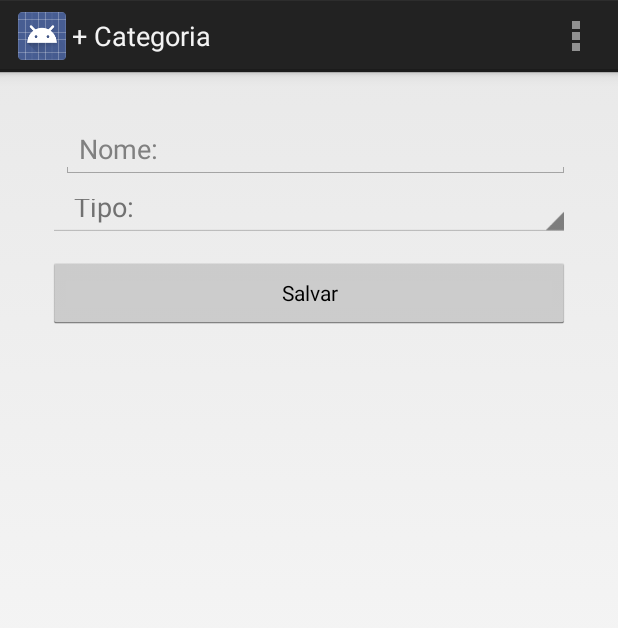
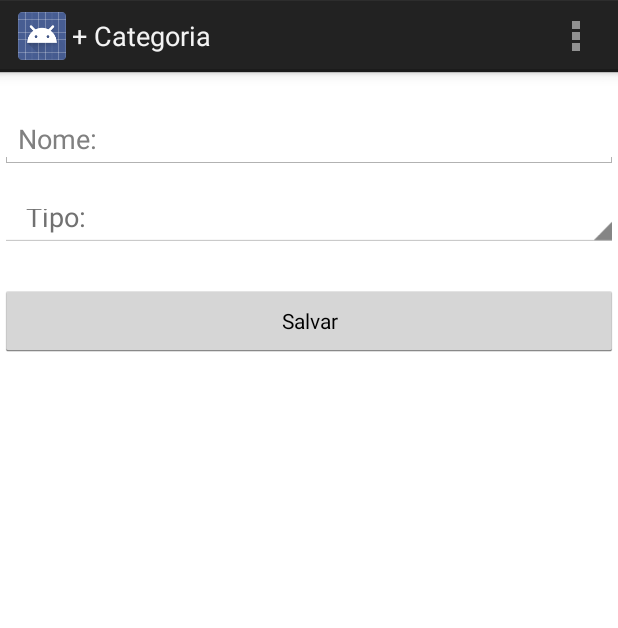
Before and after one commit to bnubruno/Coddi, an Android app: the screen it shows after launch (CadastrarCategoriaActivity), after a tap on "+CAT", on a phone screen of 412 x 824 dp. Shown: the top 628 px of the screen. Run offline under Robolectric (Android 15) with nearby library versions, the phone set to English and light mode, and no system bars; 7 statements that could not run were skipped.

Commit message:
#Corrigido a lista de categorias.

```diff
--- /dev/null
+++ b/app/src/main/java/coddi/com/br/Adapter/ListViewCategoriaAdapter.java
@@ -0,0 +1,151 @@
+package coddi.com.br.Adapter;
+
+import android.app.Activity;
+import android.content.Context;
+import android.view.LayoutInflater;
+import android.view.View;
+import android.view.ViewGroup;
+import android.widget.BaseAdapter;
+import android.widget.TextView;
+
+import java.util.ArrayList;
+import java.util.List;
+
+import coddi.com.br.coddi.R;
+import coddi.com.br.model.Categoria;
+
+/**
+ * Created by Bruno on 03/04/2015.
+ */
+public class ListViewCategoriaAdapter extends BaseAdapter {
+
+    private Context context;
+    private List<Categoria> listaEntrada;
+    private List<Categoria> listaSaida;
+    private List<Item> listaUnificada;
+
+    public ListViewCategoriaAdapter(Context context, List<Categoria> listaEntrada, List<Categoria> listaSaida) {
+        this.context = context;
+
+        unifica(listaEntrada, listaSaida);
+
+    }
+
+    private void unifica(List<Categoria> listaEntrada, List<Categoria> listaSaida) {
+        if (listaEntrada == null) {
+            listaEntrada = new ArrayList<>();
+        }
+
+        if (listaSaida == null) {
+            listaSaida = new ArrayList<>();
+        }
+        this.listaEntrada = listaEntrada;
+        this.listaSaida = listaSaida;
+
+        this.listaUnificada = new ArrayList<>();
+        this.listaUnificada.add(new Item(":: Entrada"));
+
+        for (Categoria categoriaE : listaEntrada) {
+            this.listaUnificada.add(new Item(categoriaE));
+        }
+
+        this.listaUnificada.add(new Item(":: Saída"));
+
+        for (Categoria categoriaS : listaSaida) {
+            this.listaUnificada.add(new Item(categoriaS));
+        }
+    }
+
+    @Override
+    public int getCount() {
+        return listaUnificada.size();
+    }
+
+    @Override
+    public Object getItem(int position) {
+        return listaUnificada.get(position);
+    }
+
+    @Override
+    public long getItemId(int position) {
+        return position;
+    }
+
+    @Override
+    public View getView(int position, View convertView, ViewGroup parent) {
+
+        Item item = listaUnificada.get(position);
+
+        if (item.getTipoItem() == TipoItem.N) {
+            convertView = getViewNormal(convertView, item);
+        } else if (item.getTipoItem() == TipoItem.S) {
+            convertView = getViewSection(convertView, item);
+        }
+
+        return convertView;
+    }
+
+    private View getViewNormal(View convertView, Item item) {
+        Categoria categoria = item.getCategoria();
+
+        LayoutInflater mInflater = (LayoutInflater) context.getSystemService(Activity.LAYOUT_INFLATER_SERVICE);
+        convertView = mInflater.inflate(R.layout.categoria_lista_item, null);
+
+        TextView txtNomeCategoria = (TextView) convertView.findViewById(R.id.txtNomeCategoria);
+        txtNomeCategoria.setText(categoria.getNome());
+        return convertView;
+    }
+
+    private View getViewSection(View convertView, Item item) {
+        String descricao = item.getDescricao();
+
+        LayoutInflater mInflater = (LayoutInflater) context.getSystemService(Activity.LAYOUT_INFLATER_SERVICE);
+        convertView = mInflater.inflate(R.layout.categoria_lista_section, null);
+
+        TextView txtSection = (TextView) convertView.findViewById(R.id.txtNomeCategoriaSection);
+        txtSection.setText(descricao);
+        txtSection.setClickable(false);
+        txtSection.setSelected(false);
+        return convertView;
+    }
+
+    private class Item {
+
+        private String descricao;
+        private Categoria categoria;
+        private TipoItem tipoItem;
+
+        public Item(Categoria categoria) {
+            this.descricao = null;
+            this.categoria = categoria;
+            this.tipoItem = TipoItem.N;
+        }
+
+        public Item(String descricao) {
+            this.categoria = null;
+            this.tipoItem = TipoItem.S;
+            this.descricao = descricao;
+        }
+
+        public TipoItem getTipoItem() {
+            return tipoItem;
+        }
+
+        public Categoria getCategoria() {
+            return categoria;
+        }
+
+        public String getDescricao() {
+            return descricao;
+        }
+    }
+
+    private enum TipoItem {
+        N, S;
+    }
+
+    public void atualizaLista(List<Categoria> listaEntrada, List<Categoria> listaSaida) {
+        unifica(listaEntrada, listaSaida);
+        notifyDataSetChanged();
+    }
+}
--- a/app/src/main/java/coddi/com/br/App/DatabaseHelper.java
+++ b/app/src/main/java/coddi/com/br/App/DatabaseHelper.java
@@ -18,7 +18,7 @@ import coddi.com.br.model.Usuario;
 public class DatabaseHelper extends OrmLiteSqliteOpenHelper {
 
     private static final String DATABASE_NAME = "coddi.sqlite";
-    private static final int DATABASE_VERSION = 12;
+    private static final int DATABASE_VERSION = 13;
 
 
     public DatabaseHelper(Context context) {
--- a/app/src/main/java/coddi/com/br/model/TipoFinanceiro.java
+++ b/app/src/main/java/coddi/com/br/model/TipoFinanceiro.java
@@ -1,5 +1,6 @@
 package coddi.com.br.model;
 
+import java.util.ArrayList;
 import java.util.Arrays;
 import java.util.List;
 
@@ -8,18 +9,19 @@ import java.util.List;
  */
 public enum TipoFinanceiro {
 
-    ENTRADA("E", "Entrada"), //
-    SAÍDA("S", "Saída");
+    ENTRADA(1, "Entrada"), //
+    SAÍDA(2, "Saída"),
+    AMBOS(3, "Ambos");
 
-    private String id;
+    private Integer id;
     private String descricao;
 
-    TipoFinanceiro(String id, String descricao) {
+    TipoFinanceiro(Integer id, String descricao) {
         this.id = id;
         this.descricao = descricao;
     }
 
-    public String getId() {
+    public Integer getId() {
         return id;
     }
 
@@ -29,7 +31,7 @@ public enum TipoFinanceiro {
 
     @Override
     public String toString() {
-        return id + " " + descricao;
+        return id + " - " + descricao;
     }
 
     public static List<TipoFinanceiro> getLista() {
@@ -38,11 +40,23 @@ public enum TipoFinanceiro {
 
     public static TipoFinanceiro converte(String tipoFinanceiro) {
         for (TipoFinanceiro tipo : getLista()) {
-            if (tipo.getDescricao().equalsIgnoreCase(tipoFinanceiro)) {
+            if (tipo.toString().equalsIgnoreCase(tipoFinanceiro)) {
                 return tipo;
             }
         }
         return null;
     }
 
+    public static List<String> getListaString() {
+        List<String> listaAux = new ArrayList<>();
+
+        for (TipoFinanceiro tipo : getLista()) {
+            listaAux.add(tipo.toString());
+        }
+
+        listaAux.add("Tipo:");
+
+        return listaAux;
+    }
+
 }
--- a/app/src/main/java/coddi/com/br/model/Usuario.java
+++ b/app/src/main/java/coddi/com/br/model/Usuario.java
@@ -7,7 +7,7 @@ import com.j256.ormlite.table.DatabaseTable;
  * Created by Bruno on 01/02/2015.
  */
 @DatabaseTable(tableName = "Usuario")
-public class Usuario {
+public class Usuario extends AbstractPojo {
 
     @DatabaseField(id = true)
     private Long id;
--- a/app/src/main/java/coddi/com/br/view/activity/categoria/CadastrarCategoriaActivity.java
+++ b/app/src/main/java/coddi/com/br/view/activity/categoria/CadastrarCategoriaActivity.java
@@ -10,11 +10,10 @@ import android.widget.Spinner;
 import android.widget.TextView;
 import android.widget.Toast;
 
-import java.util.ArrayList;
-import java.util.List;
-
 import coddi.com.br.Adapter.SpinnerArrayAdapter;
 import coddi.com.br.coddi.R;
+import coddi.com.br.controller.BOPool;
+import coddi.com.br.model.Categoria;
 import coddi.com.br.model.TipoFinanceiro;
 
 public class CadastrarCategoriaActivity extends Activity {
@@ -24,21 +23,20 @@ public class CadastrarCategoriaActivity extends Activity {
     private Button btnCadastrarCategoria;
     private SpinnerArrayAdapter spinnerAdapter;
 
+    private BOPool pool;
+
     @Override
     protected void onCreate(Bundle savedInstanceState) {
         super.onCreate(savedInstanceState);
         setContentView(R.layout.activity_cadastrar_categoria);
         setTitle(R.string.cadastrar_caterogias_titulo);
 
+        pool = BOPool.getInstance((coddi.com.br.App.CoddiApplication) getApplicationContext());
+
         txtNomeCategoria = (TextView) findViewById(R.id.txtNomeCategoria);
 
-        List<String> lista = new ArrayList<>();
-        lista.add("Receber");
-        lista.add("Pagar");
-        lista.add("Tipo:");
-
         comboTipoFinanceiro = (Spinner) findViewById(R.id.comboTipoFinanceiro);
-        spinnerAdapter = new SpinnerArrayAdapter(getApplicationContext(), lista);
+        spinnerAdapter = new SpinnerArrayAdapter(getApplicationContext(), TipoFinanceiro.getListaString());
         spinnerAdapter.setDropDownViewResource(R.layout.spinner_drop_down);
         comboTipoFinanceiro.setAdapter(spinnerAdapter);
         comboTipoFinanceiro.setSelection(this.spinnerAdapter.getCount());
@@ -52,15 +50,24 @@ public class CadastrarCategoriaActivity extends Activity {
                 String nome = txtNomeCategoria.getText().toString();
 
                 if (nome.trim().isEmpty()) {
-                    txtNomeCategoria.setError("Nome é obrigatório.");
+                    Toast.makeText(getApplicationContext(), "Ops! Precisa informar o nome da categoria.", Toast.LENGTH_LONG);
+                    return;
                 }
 
                 TipoFinanceiro tipoFinanceiro = TipoFinanceiro.converte(tipoFinanceiroAux);
                 if (tipoFinanceiro == null) {
-                    spinnerAdapter.setError(comboTipoFinanceiro.getSelectedView(), "Informe o tipo.");
+                    Toast.makeText(getApplicationContext(), "Ops! Precisa informar o nome da categoria.", Toast.LENGTH_LONG);
+                    return;
                 }
 
-                Toast.makeText(getApplicationContext(), "Tipo financeiro: " + tipoFinanceiro + ". Nome: " + nome + ".", Toast.LENGTH_SHORT).show();
+                Categoria categoria = new Categoria();
+                categoria.setNome(nome);
+                categoria.setTipoFinanceiro(tipoFinanceiro);
+
+                pool.getCategoriaBO().incluir(categoria);
+                Toast.makeText(getApplicationContext(), "Registro incluído com sucesso.", Toast.LENGTH_LONG);
+
+                finish();
             }
         });
 
--- a/app/src/main/java/coddi/com/br/view/activity/main/fragment/CategoriaFragment.java
+++ b/app/src/main/java/coddi/com/br/view/activity/main/fragment/CategoriaFragment.java
@@ -12,11 +12,14 @@ import android.view.ViewGroup;
 import android.widget.ArrayAdapter;
 import android.widget.ListView;
 
-import java.util.ArrayList;
 import java.util.HashMap;
 import java.util.List;
 
+import coddi.com.br.Adapter.ListViewCategoriaAdapter;
 import coddi.com.br.coddi.R;
+import coddi.com.br.controller.BOPool;
+import coddi.com.br.model.Categoria;
+import coddi.com.br.model.TipoFinanceiro;
 import coddi.com.br.view.activity.categoria.CadastrarCategoriaActivity;
 
 /**
@@ -24,24 +27,36 @@ import coddi.com.br.view.activity.categoria.CadastrarCategoriaActivity;
  */
 public class CategoriaFragment extends MainActivityFragment {
 
+    private BOPool pool;
+    private ListView lista;
+
     @Override
     public View onCreateView(LayoutInflater inflater, ViewGroup container, Bundle savedInstanceState) {
         View rootView = null;
         setHasOptionsMenu(true);
 
+        pool = BOPool.getInstance((coddi.com.br.App.CoddiApplication) getActivity().getApplicationContext());
+
+        List<Categoria> listaEntrada = pool.getCategoriaBO().buscarPorTipoFinanceiro(TipoFinanceiro.ENTRADA);
+        List<Categoria> listaSaida = pool.getCategoriaBO().buscarPorTipoFinanceiro(TipoFinanceiro.SAÍDA);
+
         rootView = inflater.inflate(R.layout.fragment_categorias, container, false);
 
-        String[] values = new String[]{"Refeição", "Supermecardo", "Combustível"};
-
-        ArrayList<String> list = new ArrayList<String>();
-        for (int i = 0; i < values.length; ++i) {
-            list.add(values[i]);
-        }
-        StableArrayAdapter adapter = new StableArrayAdapter(rootView.getContext(), android.R.layout.simple_list_item_1, list);
-        ListView listView = (ListView) rootView.findViewById(R.id.listCategorias);
-        listView.setAdapter(adapter);
+        lista = (ListView) rootView.findViewById(R.id.listCategorias);
+        ListViewCategoriaAdapter adapter = new ListViewCategoriaAdapter(getActivity().getApplicationContext(), listaEntrada, listaSaida);
+        lista.setAdapter(adapter);
 
         return rootView;
+    }
+
+    @Override
+    public void onResume() {
+        super.onResume();
+
+        List<Categoria> listaEntrada = pool.getCategoriaBO().buscarPorTipoFinanceiro(TipoFinanceiro.ENTRADA);
+        List<Categoria> listaSaida = pool.getCategoriaBO().buscarPorTipoFinanceiro(TipoFinanceiro.SAÍDA);
+
+        ((ListViewCategoriaAdapter) lista.getAdapter()).atualizaLista(listaEntrada, listaSaida);
     }
 
     @Override
@@ -63,6 +78,7 @@ public class CategoriaFragment extends MainActivityFragment {
         }
         return super.onOptionsItemSelected(item);
     }
+
 
     private class StableArrayAdapter extends ArrayAdapter<String> {
 
--- a/app/src/main/res/layout/activity_cadastrar_categoria.xml
+++ b/app/src/main/res/layout/activity_cadastrar_categoria.xml
@@ -6,50 +6,26 @@
                 android:paddingRight="@dimen/activity_horizontal_margin"
                 android:paddingTop="@dimen/activity_vertical_margin"
                 android:paddingBottom="@dimen/activity_vertical_margin"
+                android:background="@color/branco"
                 tools:context="coddi.com.br.view.activity.categoria.CadastrarCategoriaActivity">
-
-    <LinearLayout
-        android:orientation="vertical"
-        android:layout_width="fill_parent"
-        android:layout_height="fill_parent"
-        >
-
-        <LinearLayout
-            android:orientation="horizontal"
-            android:layout_width="fill_parent"
-            android:layout_height="wrap_content"
-            android:id="@+id/layout"
-            android:layout_marginRight="0dp"
-            android:layout_marginBottom="10px">
 
     <EditText
         android:layout_width="match_parent"
         android:layout_height="wrap_content"
         android:id="@+id/txtNomeCategoria"
+        android:layout_marginBottom="20dp"
         android:hint="Nome:"
-                android:layout_marginLeft="13px"/>
+        android:layout_marginTop="25dp"/>
 
-        </LinearLayout>
-
-        <LinearLayout
-            android:orientation="horizontal"
-            android:layout_width="fill_parent"
-            android:layout_height="wrap_content"
-            >
 
     <Spinner
         android:layout_width="match_parent"
         android:layout_height="wrap_content"
         android:id="@+id/comboTipoFinanceiro"
-                android:spinnerMode="dropdown"/>
+        android:spinnerMode="dropdown"
+        android:layout_below="@id/txtNomeCategoria"
+        android:layout_marginBottom="25dp"/>
 
-        </LinearLayout>
-
-        <LinearLayout
-            android:orientation="horizontal"
-            android:layout_width="fill_parent"
-            android:layout_height="wrap_content"
-            android:layout_marginTop="20px">
 
     <Button
         style="?android:attr/buttonStyleSmall"
@@ -57,8 +33,7 @@
         android:layout_height="wrap_content"
         android:text="Salvar"
         android:id="@+id/btnCadastrarCategoria"
-                android:layout_gravity="center_horizontal"/>
-        </LinearLayout>
+        android:layout_gravity="center_horizontal"
+        android:layout_below="@id/comboTipoFinanceiro"/>
 
-    </LinearLayout>
 </RelativeLayout>
--- a/app/src/main/res/values/dimens.xml
+++ b/app/src/main/res/values/dimens.xml
@@ -1,7 +1,7 @@
 <resources>
     <!-- Default screen margins, per the Android Design guidelines. -->
-    <dimen name="activity_horizontal_margin">32dp</dimen>
-    <dimen name="activity_vertical_margin">32dp</dimen>
+    <dimen name="activity_horizontal_margin">0dp</dimen>
+    <dimen name="activity_vertical_margin">0dp</dimen>
 
     <!-- Per the design guidelines, navigation drawers should be between 240dp and 320dp:
          https://developer.android.com/design/patterns/navigation-drawer.html -->
```
Also changed, not shown: app/src/main/java/coddi/com/br/controller/AbstractBO.java (+9 -1 lines), app/src/main/java/coddi/com/br/controller/CategoriaBO.java (+11 -0 lines), app/src/main/java/coddi/com/br/dao/CategoriaDAO.java (+17 -1 lines), app/src/main/java/coddi/com/br/model/AbstractPojo.java (added, +10 -0 lines), app/src/main/java/coddi/com/br/model/Categoria.java (+10 -2 lines), app/src/main/java/coddi/com/br/view/activity/main/NavigationDrawerFragment.java (deleted, +0 -284 lines), app/src/main/res/layout/categoria_lista_item.xml (added, +15 -0 lines), app/src/main/res/layout/categoria_lista_section.xml (added, +17 -0 lines). Lines whose indentation alone changed are shown as unchanged.
